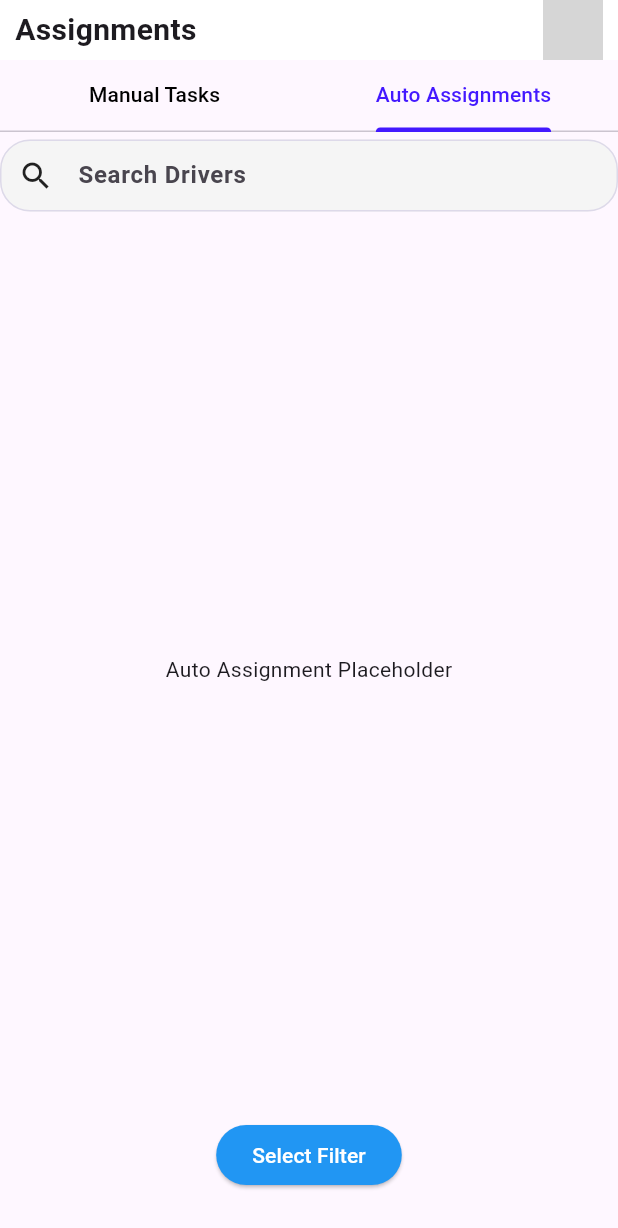
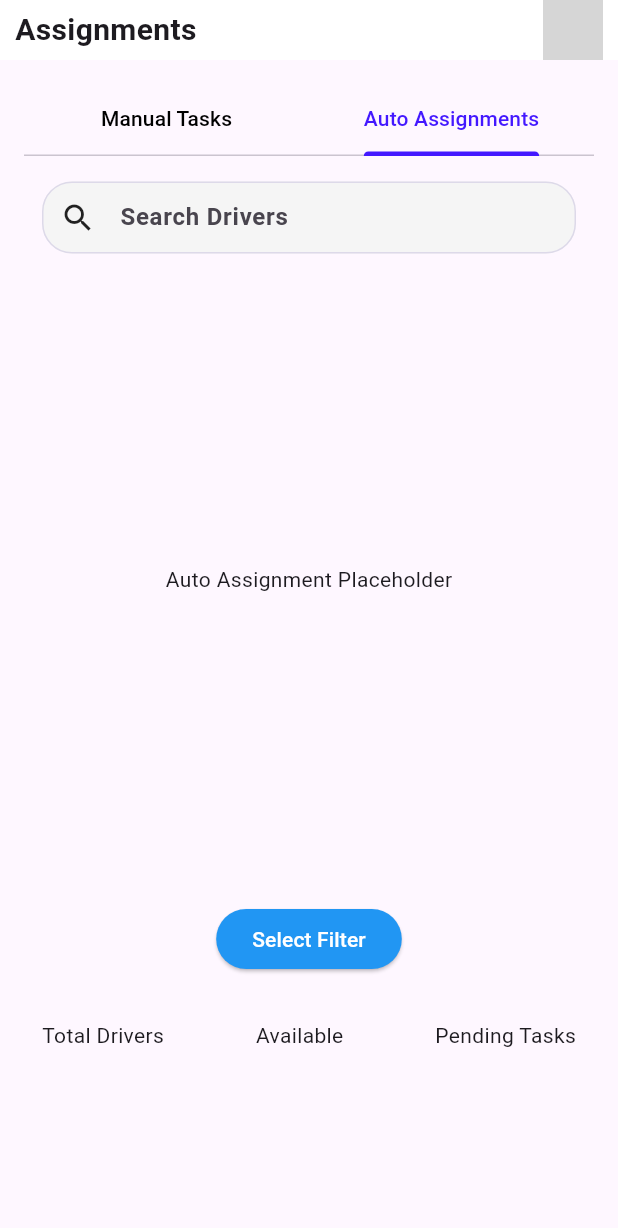
Before and after one commit to Hasnain9877/admin_panel, a Flutter app: the screen it shows after launch, tab 2 chosen, after a tap on "Select Filter", on a phone screen of 412 x 824 dp. Shown: the top 1228 px of the screen. Run offline on Flutter 3.47's test engine with Material 3 defaults, Android fonts, the phone set to English and light mode, and no system bars; our stand-ins replace flutter_spinkit, get; network calls fail; grey boxes are pictures that could not be loaded.

Commit message:
added data

```diff
--- a/lib/common_widgets/resposive_scafold.dart
+++ b/lib/common_widgets/resposive_scafold.dart
@@ -1,8 +1,7 @@
-import 'package:admin_panel/common_widgets/side_bar.dart';
-import 'package:admin_panel/common_widgets/top_bar.dart';
-import 'package:flutter/cupertino.dart';
 import 'package:flutter/material.dart';
 
+import '../common_widgets/side_bar.dart';
+import '../common_widgets/top_bar.dart';
 import '../presentation/assignment/assignment_screen.dart';
 
 class ResponsiveScaffold extends StatefulWidget {
@@ -29,17 +28,49 @@ class _ResponsiveScaffoldState extends State<ResponsiveScaffold> {
   @override
   Widget build(BuildContext context) {
     bool isDesktop = MediaQuery.of(context).size.width > 800;
+
     return Scaffold(
-      drawer: isDesktop ? null : Drawer(child: Sidebar(onItemSelected: _onItemSelected, selectedIndex: selectedIndex)),
+      drawer: isDesktop ? null : Drawer(
+        child: Sidebar(
+          onItemSelected: _onItemSelected,
+          selectedIndex: selectedIndex,
+        ),
+      ),
       body: Row(
         children: [
           if (isDesktop)
-            Sidebar(onItemSelected: _onItemSelected, selectedIndex: selectedIndex),
+            Sidebar(
+              onItemSelected: _onItemSelected,
+              selectedIndex: selectedIndex,
+            ),
           Expanded(
             child: Column(
               children: [
                 TopBar(title: pages[selectedIndex]),
-                Expanded(child: getScreenContent(pages[selectedIndex]))
+
+                /// 👇 THIS IS THE FIX: scrollable + flexible content
+                Expanded(
+                  child: LayoutBuilder(
+                    builder: (context, constraints) {
+                      return Scrollbar(
+                        thumbVisibility: true,
+                        child: SingleChildScrollView(
+                          child: ConstrainedBox(
+                            constraints: BoxConstraints(
+                              minHeight: constraints.maxHeight,
+                            ),
+                            child: IntrinsicHeight(
+                              child: Padding(
+                                padding: const EdgeInsets.all(16.0),
+                                child: getScreenContent(pages[selectedIndex]),
+                              ),
+                            ),
+                          ),
+                        ),
+                      );
+                    },
+                  ),
+                ),
               ],
             ),
           ),
@@ -56,7 +87,9 @@ class _ResponsiveScaffoldState extends State<ResponsiveScaffold> {
   }
 
   Widget getScreenContent(String title) {
-    if (title == 'Assignments') return  AssignmentScreen();
-    return Center(child: Text('$title Page', style: const TextStyle(fontSize: 24)));
+    if (title == 'Assignments') return const AssignmentScreen();
+    return Center(
+      child: Text('$title Page', style: const TextStyle(fontSize: 24)),
+    );
   }
 }
--- a/lib/presentation/assignment/assignment_screen.dart
+++ b/lib/presentation/assignment/assignment_screen.dart
@@ -1,10 +1,9 @@
+import 'package:flutter/cupertino.dart';
 import 'package:flutter/material.dart';
 
-import '../../common_widgets/app_button.dart';
 import '../../common_widgets/custom_textfield.dart';
 import '../../constants/app_colors.dart';
 import '../widgets/driver_card.dart';
-import '../widgets/tab_bar_widget.dart';
 
 class AssignmentScreen extends StatefulWidget {
   const AssignmentScreen({super.key});
@@ -30,15 +29,19 @@ class _AssignmentScreenState extends State<AssignmentScreen> with SingleTickerPr
 
   @override
   Widget build(BuildContext context) {
+    bool isWide = MediaQuery.of(context).size.width > 800;
+
     return Row(
       children: [
+        // 👈 Left Panel
         Expanded(
           flex: 2,
           child: Column(
             children: [
+              // Top Tab Bar
               TabBar(
+                controller: _tabController,
                 indicatorColor: AppColors.kPrimaryColor,
-                controller: _tabController,
                 labelColor: AppColors.kPrimaryColor,
                 unselectedLabelColor: Colors.black,
                 tabs: const [
@@ -47,15 +50,27 @@ class _AssignmentScreenState extends State<AssignmentScreen> with SingleTickerPr
                 ],
               ),
 
+              // Search + Content Scrollable Area
+              Expanded(
+                child: Scrollbar(
+                  thumbVisibility: true,
+                  child: SingleChildScrollView(
+                    child: Padding(
+                      padding: const EdgeInsets.all(12.0),
+                      child: Column(
+                        children: [
+                          // Search Field
                           CustomTextFormField(
                             hintText: 'Search Drivers',
                             prefixIcon: Icons.search,
+                            onChanged: (value) {},
+                          ),
 
-                onChanged: (value) {
-                  // Handle search logic here
-                },
-              ),
-              Expanded(
+                          const SizedBox(height: 12),
+
+                          // Tab Content
+                          SizedBox(
+                            height: 400, // 👈 required to prevent unbounded height
                             child: TabBarView(
                               controller: _tabController,
                               children: const [
@@ -65,17 +80,42 @@ class _AssignmentScreenState extends State<AssignmentScreen> with SingleTickerPr
                             ),
                           ),
 
+                          const SizedBox(height: 16),
+
+                          // Filter Button
                           ElevatedButton(
                             style: ElevatedButton.styleFrom(
-                    backgroundColor: Colors.blue
+                              backgroundColor: Colors.blue,
+                            ),
+                            onPressed: () {},
+                            child: const Text(
+                              'Select Filter',
+                              style: TextStyle(color: Colors.white),
+                            ),
                           ),
 
-                  onPressed: (){}, child: Text('Select Filter', style: TextStyle(color: Colors.white),)),
                           const SizedBox(height: 30),
+
+                          Row(
+                            mainAxisAlignment: MainAxisAlignment.spaceBetween,
+                            children: [
+                              Text('Total Drivers'),
+                              Text('Available'),
+                              Text('Pending Tasks')
+                            ],
+                          )
                         ],
                       ),
                     ),
-        if (MediaQuery.of(context).size.width > 800)
+                  ),
+                ),
+              ),
+            ],
+          ),
+        ),
+
+        // 👈 Right Panel (Map)
+        if (isWide)
           Expanded(
             flex: 3,
             child: Container(
@@ -89,8 +129,6 @@ class _AssignmentScreenState extends State<AssignmentScreen> with SingleTickerPr
   }
 }
 
-
-
 class DriverList extends StatelessWidget {
   const DriverList({super.key});
 
@@ -103,7 +141,6 @@ class DriverList extends StatelessWidget {
       separatorBuilder: (_, __) => const Divider(
         color: Colors.grey,
         thickness: 0.5,
-
       ),
     );
   }
--- a/lib/presentation/widgets/driver_card.dart
+++ b/lib/presentation/widgets/driver_card.dart
@@ -17,7 +17,7 @@ class DriverCard extends StatelessWidget {
           cardWidth = 600;
         } else {
           // Desktop
-          cardWidth = 200;
+          cardWidth = 100;
         }
 
         return Center(
@@ -25,23 +25,43 @@ class DriverCard extends StatelessWidget {
             width: cardWidth,
             padding: const EdgeInsets.all(12),
             margin: const EdgeInsets.symmetric(vertical: 6),
-            decoration: BoxDecoration(
-              color: Colors.white,
-              border: Border(bottom: BorderSide(color: Colors.grey.shade300)),
+
+            child: Row(
+             // crossAxisAlignment: CrossAxisAlignment.start,
+              children: [
+                Column(
+                  children: [
+                    const CircleAvatar(
+                      backgroundImage: NetworkImage(
+                        'https://i.pravatar.cc/100',
                       ),
+                      radius: 20,
+                    ),
+                  ],
+                ),
+                SizedBox(width: 8,),
+                Expanded(
                   child: Column(
-              crossAxisAlignment: CrossAxisAlignment.start,
+                  mainAxisAlignment: MainAxisAlignment.spaceBetween,
+
                     children: [
-                // Top Row
+                      const SizedBox(height: 8),
                       Row(
                         mainAxisAlignment: MainAxisAlignment.spaceBetween,
                         children: [
-                    const CircleAvatar(
-                      backgroundImage: NetworkImage('https://i.pravatar.cc/100'),
-                      radius: 20,
+                          const Text(
+                            'John Doe',
+                            style: TextStyle(
+                              fontSize: 16,
+                              fontWeight: FontWeight.bold,
                             ),
+                          ),
+                        //  SizedBox(width: 80,),
                           Container(
-                      padding: const EdgeInsets.symmetric(horizontal: 10, vertical: 5),
+                            padding: const EdgeInsets.symmetric(
+                              horizontal: 10,
+                              vertical: 5,
+                            ),
                             decoration: BoxDecoration(
                               color: Colors.green.shade100,
                               borderRadius: BorderRadius.circular(10),
@@ -54,14 +74,21 @@ class DriverCard extends StatelessWidget {
                         ],
                       ),
                       const SizedBox(height: 8),
-                // Info Row
                       Row(
-                  mainAxisAlignment: MainAxisAlignment.spaceBetween,
+                       // mainAxisAlignment: MainAxisAlignment.spaceBetween,
                         children: const [
                           IconText(icon: Icons.car_rental, label: 'SUV'),
-                    IconText(icon: Icons.location_on_outlined, label: 'DownTown'),
+                          SizedBox(width: 8,),
+                          IconText(
+                            icon: Icons.location_on_outlined,
+                            label: 'DownTown',
+                          ),
+                          SizedBox(width: 8,),
                           IconText(icon: Icons.star, label: '4.8'),
                         ],
+                      ),
+                    ],
+                  ),
                 ),
               ],
             ),
@@ -75,6 +102,7 @@ class DriverCard extends StatelessWidget {
 class IconText extends StatelessWidget {
   final IconData icon;
   final String label;
+
   const IconText({required this.icon, required this.label});
 
   @override
@@ -88,3 +116,44 @@ class IconText extends StatelessWidget {
     );
   }
 }
+
+// Column(
+// // mainAxisAlignment: MainAxisAlignment.spaceBetween,
+// children: [
+// const CircleAvatar(
+// backgroundImage: NetworkImage('https://i.pravatar.cc/100'),
+// radius: 20,
+// ),
+//
+// ],
+// ),
+// //const SizedBox(height: 8),
+// Row(
+// children: [
+// const Text(
+// 'John Doe',
+// style: TextStyle(fontSize: 16, fontWeight: FontWeight.bold),
+// ),
+// const Spacer(),
+// Container(
+// padding: const EdgeInsets.symmetric(horizontal: 10, vertical: 5),
+// decoration: BoxDecoration(
+// color: Colors.green.shade100,
+// borderRadius: BorderRadius.circular(10),
+// ),
+// child: const Text(
+// 'Available',
+// style: TextStyle(color: Colors.green, fontSize: 12),
+// ),
+// ),
+// ],
+// ),
+// // Info Row
+// Row(
+// mainAxisAlignment: MainAxisAlignment.spaceBetween,
+// children: const [
+// IconText(icon: Icons.car_rental, label: 'SUV'),
+// IconText(icon: Icons.location_on_outlined, label: 'DownTown'),
+// IconText(icon: Icons.star, label: '4.8'),
+// ],
+// ),
```
Lines whose indentation alone changed are shown as unchanged.
